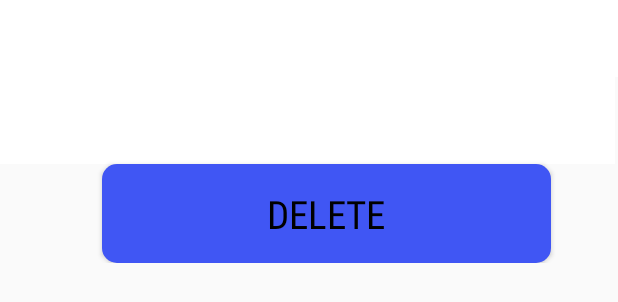
After one commit to WenDEVLIFE/Mherl-Management-System-App, an Android app: the layout useritem.xml on its own in the app's theme, with its tools: preview values and no code run, on a phone screen of 412 x 824 dp. The commit adds this screen. Shown: the top 302 px of the screen. Run offline under Robolectric (Android 15) with nearby library versions, the light colour scheme and no system bars.

Commit message:
Added display user and delete

```diff
--- a/app/build.gradle.kts
+++ b/app/build.gradle.kts
@@ -35,6 +35,7 @@ dependencies {
     implementation("com.google.android.material:material:1.11.0")
     implementation("androidx.constraintlayout:constraintlayout:2.1.4")
     implementation("com.google.firebase:firebase-database:20.3.0")
+    implementation("com.google.firebase:firebase-inappmessaging:20.4.0")
     testImplementation("junit:junit:4.13.2")
     androidTestImplementation("androidx.test.ext:junit:1.1.5")
     androidTestImplementation("androidx.test.espresso:espresso-core:3.5.1") // Use the latest version available
--- a/app/src/main/java/FirebaseController/FirebaseController.java
+++ b/app/src/main/java/FirebaseController/FirebaseController.java
@@ -98,4 +98,6 @@ public class FirebaseController {
             }
         });
     }
+
+
 }
--- a/app/src/main/java/com/example/mherlsmanagementsystem/SystemDashboard.java
+++ b/app/src/main/java/com/example/mherlsmanagementsystem/SystemDashboard.java
@@ -3,6 +3,7 @@ package com.example.mherlsmanagementsystem;
 import androidx.appcompat.app.AlertDialog;
 import androidx.appcompat.app.AppCompatActivity;
 import androidx.fragment.app.Fragment;
+import androidx.recyclerview.widget.RecyclerView;
 
 import android.content.Intent;
 import android.os.Build;
@@ -22,6 +23,7 @@ public class SystemDashboard extends AppCompatActivity {
     TextView usernametext, RoleText, greetings;
 
     String username, role;
+
     @Override
     protected void onCreate(Bundle savedInstanceState) {
         super.onCreate(savedInstanceState);
--- /dev/null
+++ b/app/src/main/res/layout/useritem.xml
@@ -0,0 +1,51 @@
+<?xml version="1.0" encoding="utf-8"?>
+<!-- item_complaint.xml -->
+<androidx.constraintlayout.widget.ConstraintLayout xmlns:android="http://schemas.android.com/apk/res/android"
+        xmlns:app="http://schemas.android.com/apk/res-auto"
+        xmlns:tools="http://schemas.android.com/tools"
+        android:layout_width="match_parent"
+        android:layout_height="wrap_content">
+
+    <TextView
+            android:id="@+id/complaintNameTextView"
+            android:layout_width="0dp"
+            android:layout_height="wrap_content"
+            android:textSize="@dimen/_20sdp"
+            android:textStyle="bold"
+            android:textColor="@color/black"
+            android:padding="8dp"
+            android:background="@color/white"
+            app:layout_constraintStart_toStartOf="parent"
+            app:layout_constraintEnd_toEndOf="parent"
+            app:layout_constraintHorizontal_bias="1.0"
+            app:layout_constraintTop_toTopOf="parent" />
+
+    <TextView
+            android:id="@+id/complaintTextView"
+            android:layout_width="410dp"
+            android:layout_height="58dp"
+            android:textColor="@color/black"
+            android:textSize="@dimen/_20sdp"
+            android:padding="8dp"
+            android:background="@color/white"
+            app:layout_constraintStart_toStartOf="parent"
+            app:layout_constraintEnd_toEndOf="parent"
+            app:layout_constraintTop_toBottomOf="@+id/complaintNameTextView"
+            app:layout_constraintHorizontal_bias="0.0" />
+
+    <Button
+            android:id="@+id/deleteButton"
+            android:layout_width="299dp"
+            android:layout_height="66dp"
+            android:fontFamily="sans-serif-condensed"
+            android:textSize="@dimen/_20sdp"
+            android:textColor="@color/black"
+            android:background="@drawable/button"
+            android:text="Delete"
+            android:onClick="onDeleteButtonClick"
+            app:layout_constraintStart_toStartOf="parent"
+            app:layout_constraintTop_toBottomOf="@+id/complaintTextView"
+            android:layout_marginStart="68dp"
+            app:layout_constraintBottom_toBottomOf="parent"
+            app:layout_constraintVertical_bias="1.0" />
+</androidx.constraintlayout.widget.ConstraintLayout>
```
Also changed, not shown: app/src/main/java/com/example/mherlsmanagementsystem/AddUser.java (+110 -1 lines), app/src/main/java/com/example/mherlsmanagementsystem/UserAdapter.java (added, +85 -0 lines), app/src/main/java/functions/User.java (+9 -0 lines), app/src/main/res/layout/activity_add_user.xml (+10 -0 lines).
